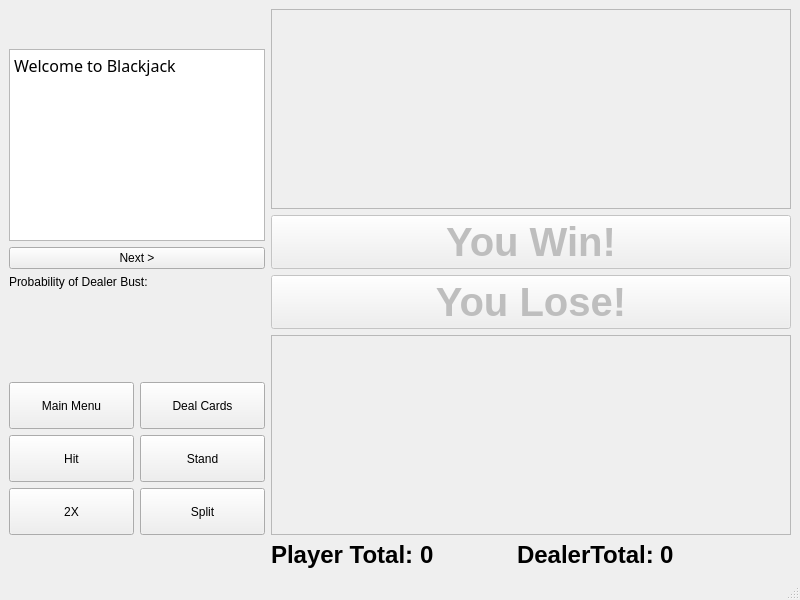
This is blackJackTeacher/PlayingWindow.ui in UofU-CS3505/cs3505-assignment9-BradleyBartelt as Qt 5 draws it before an edit. The edited form follows.
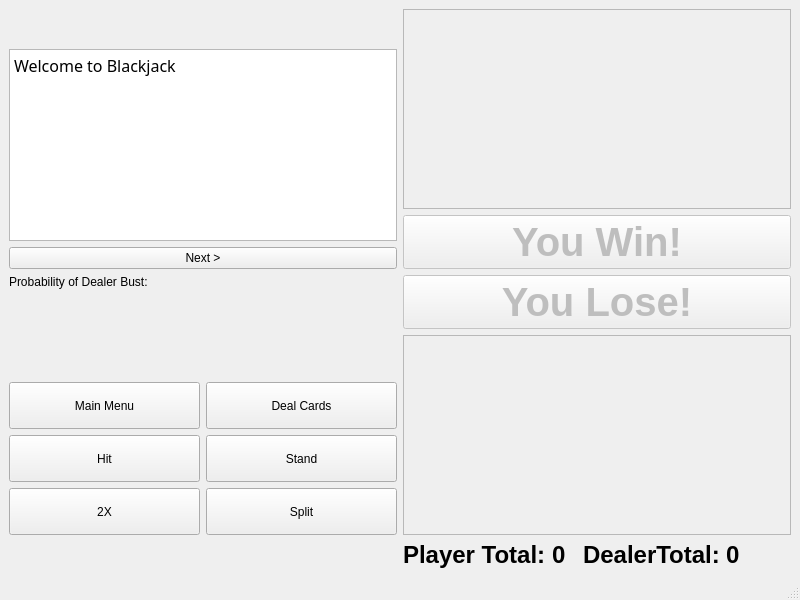
This is the edited form.

```diff
--- a/blackJackTeacher/PlayingWindow.ui
+++ b/blackJackTeacher/PlayingWindow.ui
@@ -14,7 +14,7 @@
    <string>MainWindow</string>
   </property>
   <widget class="QWidget" name="centralwidget">
-   <layout class="QGridLayout" name="gridLayout_3" columnstretch="0,3">
+   <layout class="QGridLayout" name="gridLayout_3" columnstretch="0,0">
     <property name="sizeConstraint">
      <enum>QLayout::SetDefaultConstraint</enum>
     </property>
@@ -125,6 +125,147 @@
       </item>
      </layout>
     </item>
+    <item row="0" column="0">
+     <layout class="QVBoxLayout" name="statsAndTextLayout" stretch="0,5,0,0,0">
+      <item>
+       <spacer name="verticalSpacer_2">
+        <property name="orientation">
+         <enum>Qt::Vertical</enum>
+        </property>
+        <property name="sizeHint" stdset="0">
+         <size>
+          <width>20</width>
+          <height>40</height>
+         </size>
+        </property>
+       </spacer>
+      </item>
+      <item>
+       <widget class="QTextBrowser" name="textDisplay">
+        <property name="font">
+         <font>
+          <family>Rockwell Extra Bold</family>
+          <pointsize>15</pointsize>
+          <bold>true</bold>
+         </font>
+        </property>
+        <property name="html">
+         <string>&lt;!DOCTYPE HTML PUBLIC &quot;-//W3C//DTD HTML 4.0//EN&quot; &quot;http://www.w3.org/TR/REC-html40/strict.dtd&quot;&gt;
+&lt;html&gt;&lt;head&gt;&lt;meta name=&quot;qrichtext&quot; content=&quot;1&quot; /&gt;&lt;meta charset=&quot;utf-8&quot; /&gt;&lt;style type=&quot;text/css&quot;&gt;
+p, li { white-space: pre-wrap; }
+hr { height: 1px; border-width: 0; }
+li.unchecked::marker { content: &quot;\2610&quot;; }
+li.checked::marker { content: &quot;\2612&quot;; }
+&lt;/style&gt;&lt;/head&gt;&lt;body style=&quot; font-family:'Rockwell Extra Bold'; font-size:15pt; font-weight:700; font-style:normal;&quot;&gt;
+&lt;p style=&quot; margin-top:0px; margin-bottom:0px; margin-left:0px; margin-right:0px; -qt-block-indent:0; text-indent:0px;&quot;&gt;&lt;span style=&quot; font-family:'Segoe UI'; font-size:12pt; font-weight:400;&quot;&gt;Welcome to Blackjack&lt;/span&gt;&lt;/p&gt;&lt;/body&gt;&lt;/html&gt;</string>
+        </property>
+       </widget>
+      </item>
+      <item>
+       <widget class="QPushButton" name="nextButton">
+        <property name="text">
+         <string>Next &gt;</string>
+        </property>
+       </widget>
+      </item>
+      <item>
+       <widget class="QLabel" name="ProbOfDealerBustLabel">
+        <property name="text">
+         <string>Probability of Dealer Bust:</string>
+        </property>
+       </widget>
+      </item>
+      <item>
+       <spacer name="verticalSpacer_3">
+        <property name="orientation">
+         <enum>Qt::Vertical</enum>
+        </property>
+        <property name="sizeHint" stdset="0">
+         <size>
+          <width>20</width>
+          <height>40</height>
+         </size>
+        </property>
+       </spacer>
+      </item>
+     </layout>
+    </item>
+    <item row="0" column="1" rowspan="2">
+     <layout class="QVBoxLayout" name="playAreaLayout" stretch="2,2,2,2">
+      <item>
+       <widget class="QScrollArea" name="dealerArea">
+        <property name="widgetResizable">
+         <bool>true</bool>
+        </property>
+        <widget class="QWidget" name="scrollAreaWidgetContents">
+         <property name="geometry">
+          <rect>
+           <x>0</x>
+           <y>0</y>
+           <width>388</width>
+           <height>205</height>
+          </rect>
+         </property>
+         <layout class="QHBoxLayout" name="horizontalLayout"/>
+        </widget>
+       </widget>
+      </item>
+      <item>
+       <widget class="QPushButton" name="winButton">
+        <property name="enabled">
+         <bool>false</bool>
+        </property>
+        <property name="font">
+         <font>
+          <pointsize>30</pointsize>
+          <bold>true</bold>
+         </font>
+        </property>
+        <property name="text">
+         <string>You Win!</string>
+        </property>
+       </widget>
+      </item>
+      <item>
+       <widget class="QPushButton" name="loseButton">
+        <property name="enabled">
+         <bool>false</bool>
+        </property>
+        <property name="font">
+         <font>
+          <pointsize>30</pointsize>
+          <bold>true</bold>
+         </font>
+        </property>
+        <property name="text">
+         <string>You Lose!</string>
+        </property>
+       </widget>
+      </item>
+      <item>
+       <layout class="QHBoxLayout" name="handLayout">
+        <item>
+         <widget class="QScrollArea" name="handArea">
+          <property name="widgetResizable">
+           <bool>true</bool>
+          </property>
+          <widget class="QWidget" name="scrollAreaWidgetContents_2">
+           <property name="geometry">
+            <rect>
+             <x>0</x>
+             <y>0</y>
+             <width>386</width>
+             <height>202</height>
+            </rect>
+           </property>
+           <layout class="QHBoxLayout" name="horizontalLayout_2"/>
+          </widget>
+         </widget>
+        </item>
+       </layout>
+      </item>
+     </layout>
+    </item>
     <item row="2" column="1">
      <layout class="QGridLayout" name="totalDisplayLayout" columnstretch="0,1,0,1,0">
       <item row="0" column="1">
@@ -200,147 +341,6 @@
       </item>
      </layout>
     </item>
-    <item row="0" column="1" rowspan="2">
-     <layout class="QVBoxLayout" name="playAreaLayout" stretch="2,0,0,2">
-      <item>
-       <widget class="QScrollArea" name="dealerArea">
-        <property name="widgetResizable">
-         <bool>true</bool>
-        </property>
-        <widget class="QWidget" name="scrollAreaWidgetContents">
-         <property name="geometry">
-          <rect>
-           <x>0</x>
-           <y>0</y>
-           <width>514</width>
-           <height>177</height>
-           <width>504</width>
-           <height>231</height>
-          </rect>
-         </property>
-         <layout class="QHBoxLayout" name="horizontalLayout"/>
-        </widget>
-       </widget>
-      </item>
-      <item>
-       <widget class="QPushButton" name="winButton">
-        <property name="enabled">
-         <bool>false</bool>
-        </property>
-        <property name="font">
-         <font>
-          <pointsize>30</pointsize>
-          <bold>true</bold>
-         </font>
-        </property>
-        <property name="text">
-         <string>You Win!</string>
-        </property>
-       </widget>
-      </item>
-      <item>
-       <widget class="QPushButton" name="loseButton">
-        <property name="enabled">
-         <bool>false</bool>
-        </property>
-        <property name="font">
-         <font>
-          <pointsize>30</pointsize>
-          <bold>true</bold>
-         </font>
-        </property>
-        <property name="text">
-         <string>You Lose!</string>
-        </property>
-       </widget>
-      </item>
-      <item>
-       <widget class="QScrollArea" name="handArea">
-        <property name="widgetResizable">
-         <bool>true</bool>
-        </property>
-        <widget class="QWidget" name="scrollAreaWidgetContents_2">
-         <property name="geometry">
-          <rect>
-           <x>0</x>
-           <y>0</y>
-           <width>514</width>
-           <height>176</height>
-           <width>504</width>
-           <height>231</height>
-          </rect>
-         </property>
-         <layout class="QHBoxLayout" name="horizontalLayout_2"/>
-        </widget>
-       </widget>
-      </item>
-     </layout>
-    </item>
-    <item row="0" column="0">
-     <layout class="QVBoxLayout" name="statsAndTextLayout" stretch="0,5,0,0,0">
-      <item>
-       <spacer name="verticalSpacer_2">
-        <property name="orientation">
-         <enum>Qt::Vertical</enum>
-        </property>
-        <property name="sizeHint" stdset="0">
-         <size>
-          <width>20</width>
-          <height>40</height>
-         </size>
-        </property>
-       </spacer>
-      </item>
-      <item>
-       <widget class="QTextBrowser" name="textDisplay">
-        <property name="font">
-         <font>
-          <family>Rockwell Extra Bold</family>
-          <pointsize>15</pointsize>
-          <bold>true</bold>
-         </font>
-        </property>
-        <property name="html">
-         <string>&lt;!DOCTYPE HTML PUBLIC &quot;-//W3C//DTD HTML 4.0//EN&quot; &quot;http://www.w3.org/TR/REC-html40/strict.dtd&quot;&gt;
-&lt;html&gt;&lt;head&gt;&lt;meta name=&quot;qrichtext&quot; content=&quot;1&quot; /&gt;&lt;meta charset=&quot;utf-8&quot; /&gt;&lt;style type=&quot;text/css&quot;&gt;
-p, li { white-space: pre-wrap; }
-hr { height: 1px; border-width: 0; }
-li.unchecked::marker { content: &quot;\2610&quot;; }
-li.checked::marker { content: &quot;\2612&quot;; }
-&lt;/style&gt;&lt;/head&gt;&lt;body style=&quot; font-family:'Rockwell Extra Bold'; font-size:15pt; font-weight:700; font-style:normal;&quot;&gt;
-&lt;p style=&quot; margin-top:0px; margin-bottom:0px; margin-left:0px; margin-right:0px; -qt-block-indent:0; text-indent:0px;&quot;&gt;&lt;span style=&quot; font-family:'Segoe UI'; font-size:12pt; font-weight:400;&quot;&gt;Welcome to Blackjack&lt;/span&gt;&lt;/p&gt;&lt;/body&gt;&lt;/html&gt;</string>
-        </property>
-       </widget>
-      </item>
-      <item>
-       <widget class="QPushButton" name="nextButton">
-        <property name="text">
-         <string>Next &gt;</string>
-        </property>
-       </widget>
-      </item>
-      <item>
-       <widget class="QLabel" name="ProbOfDealerBustLabel">
-        <property name="text">
-         <string>Probability of Dealer Bust:</string>
-        </property>
-       </widget>
-      </item>
-      <item>
-       <spacer name="verticalSpacer_3">
-        <property name="orientation">
-         <enum>Qt::Vertical</enum>
-        </property>
-        <property name="sizeHint" stdset="0">
-         <size>
-          <width>20</width>
-          <height>40</height>
-         </size>
-        </property>
-       </spacer>
-      </item>
-     </layout>
-    </item>
    </layout>
   </widget>
   <widget class="QMenuBar" name="menubar">
```
Left out of the diff: 3 changed lines with no effect on the pictures.
